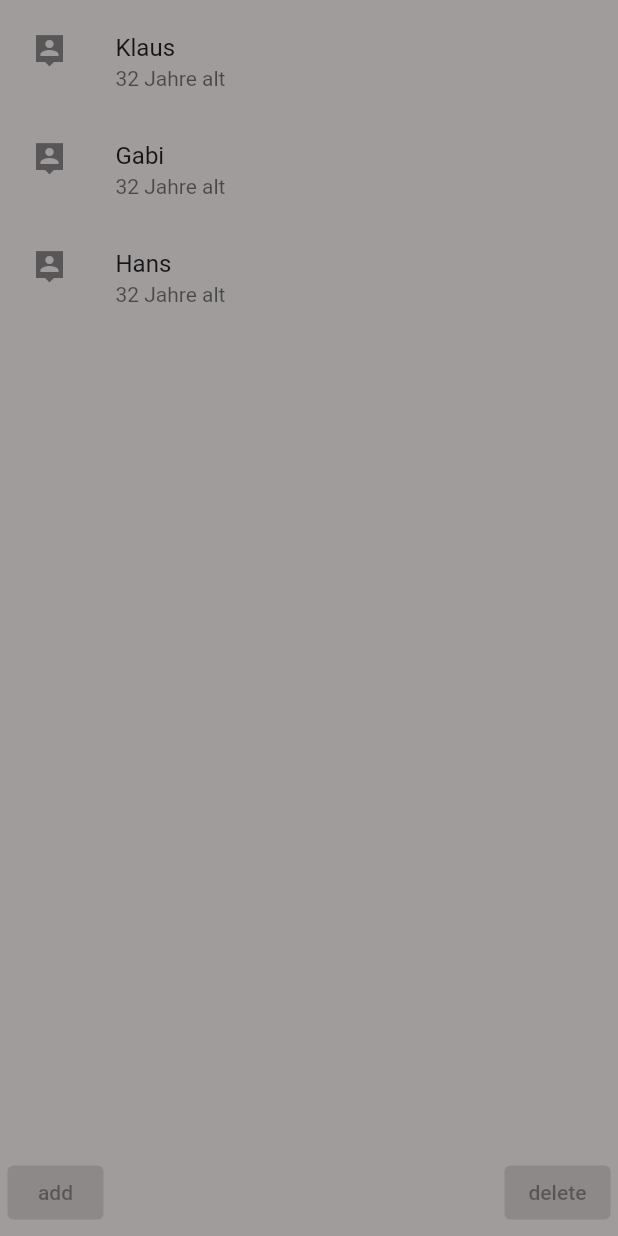
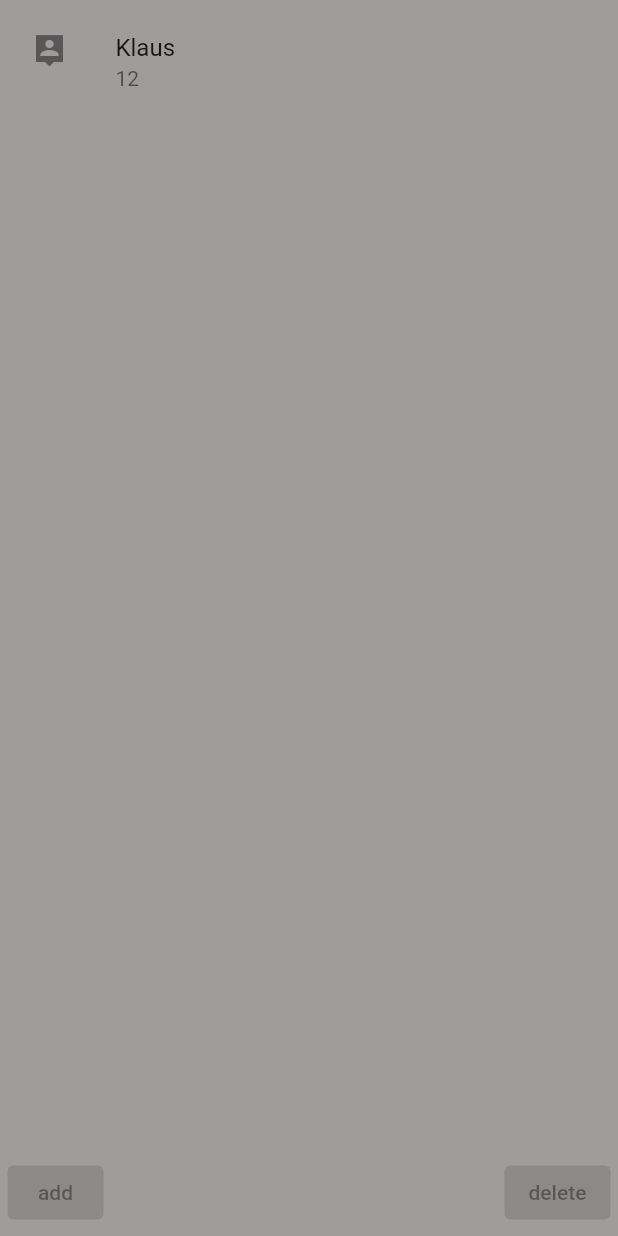
Before and after one commit to marvinkraus/Flutter-Demo-App_Namensliste, a Flutter app: the screen it shows after launch, on a phone screen of 412 x 824 dp. Run offline on Flutter 3.47's test engine with Material 2 defaults, Android fonts, the phone set to English and light mode, and no system bars.

Commit message:
Namensliste Hinzufügen der PersonenListe

```diff
--- a/lib/entitity/personen.dart
+++ b/lib/entitity/personen.dart
@@ -0,0 +1,8 @@
+// ignore: camel_case_types
+class Person {
+  String name;
+  int alter;
+  String picture;
+
+  Person({required this.name, required this.alter, required this.picture});
+}
--- a/lib/pages/start.dart
+++ b/lib/pages/start.dart
@@ -59,12 +59,12 @@ class StartPage extends StatelessWidget {
             children: [
               Expanded(
                 child: ListView.builder(
-                    itemCount: personen.length,
+                    itemCount: personenNew.length,
                     itemBuilder: (BuildContext context, int index) {
                       return ListTile(
                           leading: const Icon(Icons.person_pin_sharp),
-                          title: Text(personen[index]),
-                          subtitle: const Text("32 Jahre alt"));
+                          title: Text(personenNew[index].name),
+                          subtitle: Text(personenNew[index].alter.toString()));
                     }),
               ),
               Row(
```
Also changed, not shown: .autogit/logs/log-8-5-2022-14-18-10.txt (added).
